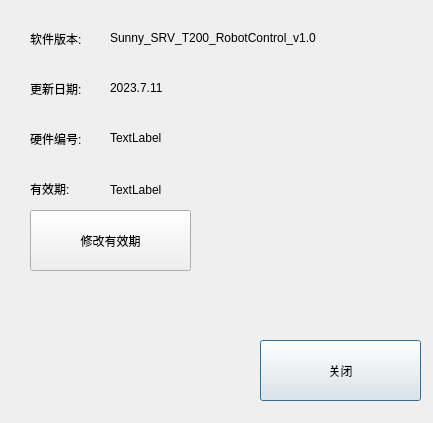
Old version of the form infodlg.ui in the repository qubo188612/qtwelding.
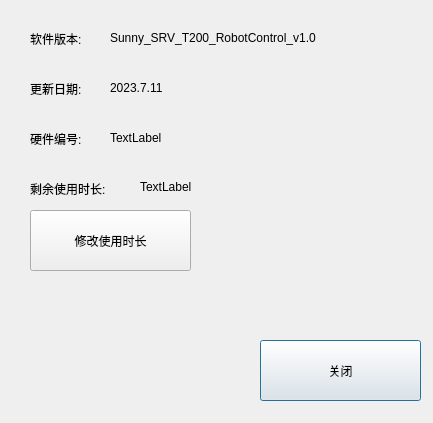
New version of the form.

```diff
--- a/infodlg.ui
+++ b/infodlg.ui
@@ -44,12 +44,12 @@
     <rect>
      <x>30</x>
      <y>180</y>
-     <width>71</width>
+     <width>101</width>
      <height>17</height>
     </rect>
    </property>
    <property name="text">
-    <string>有效期:</string>
+    <string>剩余使用时长:</string>
    </property>
   </widget>
   <widget class="QLabel" name="label_4">
@@ -87,9 +87,9 @@
   <widget class="QLabel" name="nLeftHourslabel">
    <property name="geometry">
     <rect>
-     <x>110</x>
-     <y>180</y>
-     <width>291</width>
+     <x>140</x>
+     <y>177</y>
+     <width>281</width>
      <height>21</height>
     </rect>
    </property>
@@ -152,7 +152,7 @@
     </rect>
    </property>
    <property name="text">
-    <string>修改有效期</string>
+    <string>修改使用时长</string>
    </property>
   </widget>
  </widget>
```
